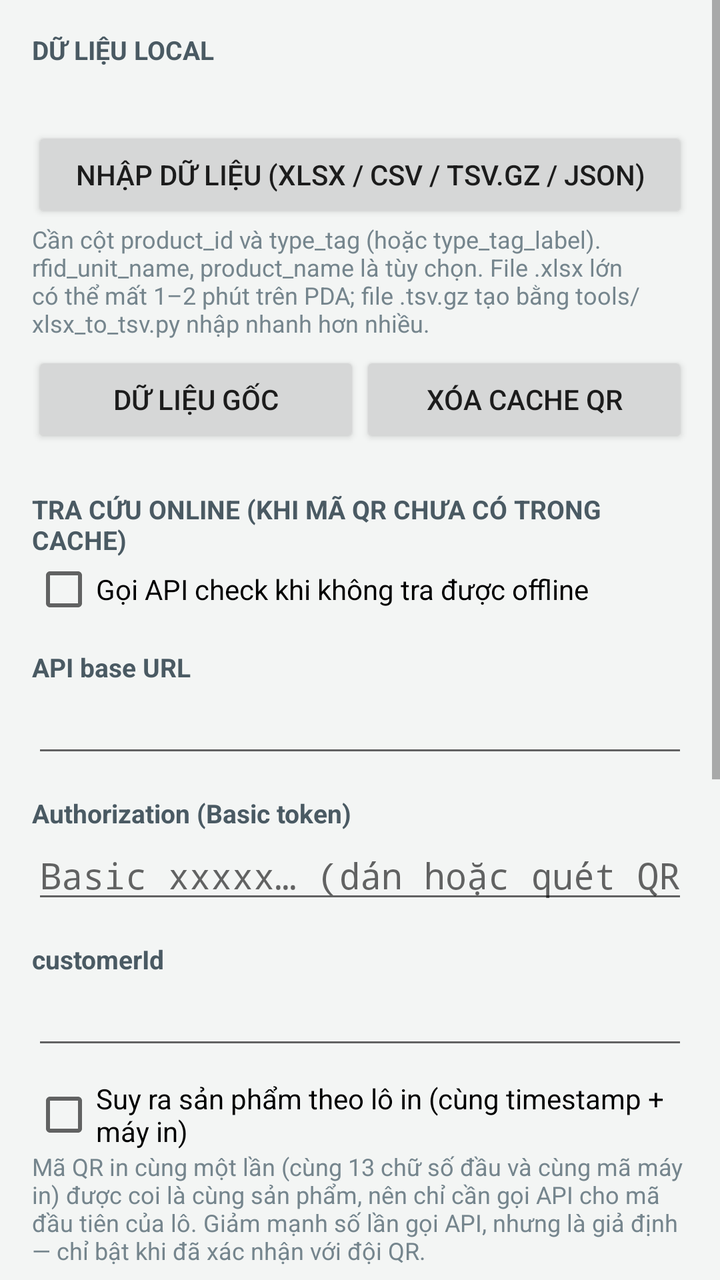
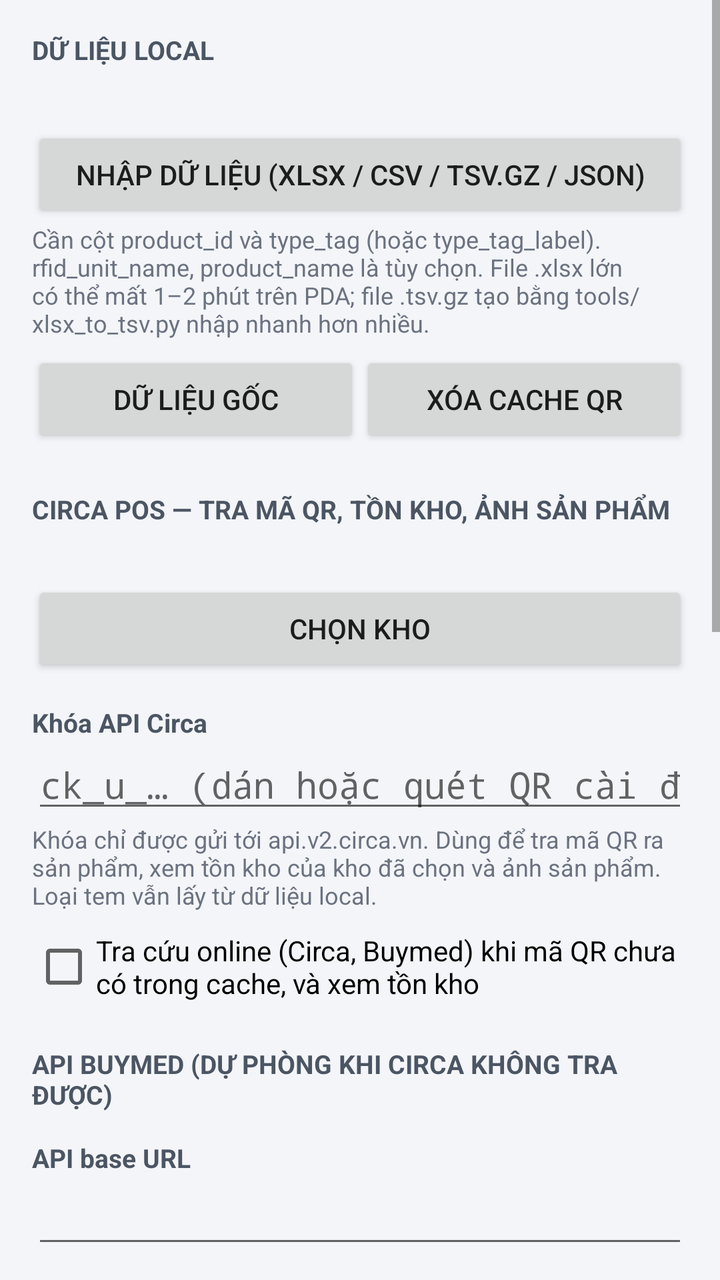

An Android layout rendered at two revisions. The XML below is the earlier revision; the diff shows what the commit changed to produce the second picture.
<!-- AndroidManifest.xml: activity theme SettingsTheme -->
<!-- res/layout/activity_settings.xml -->
<?xml version="1.0" encoding="utf-8"?>
<ScrollView xmlns:android="http://schemas.android.com/apk/res/android"
    android:layout_width="match_parent"
    android:layout_height="match_parent"
    android:background="@color/ground">

    <LinearLayout
        android:layout_width="match_parent"
        android:layout_height="wrap_content"
        android:orientation="vertical"
        android:padding="16dp">

        <TextView
            style="@style/Label"
            android:layout_marginTop="0dp"
            android:text="DỮ LIỆU LOCAL" />

        <TextView
            android:id="@+id/s_data_status"
            android:layout_width="match_parent"
            android:layout_height="wrap_content"
            android:layout_marginTop="4dp"
            android:textColor="@color/ink"
            android:textSize="13sp" />

        <Button
            android:id="@+id/s_import"
            android:layout_width="match_parent"
            android:layout_height="wrap_content"
            android:layout_marginTop="8dp"
            android:text="Nhập dữ liệu (xlsx / csv / tsv.gz / json)" />

        <TextView
            style="@style/Help"
            android:text="Cần cột product_id và type_tag (hoặc type_tag_label). rfid_unit_name, product_name là tùy chọn. File .xlsx lớn có thể mất 1–2 phút trên PDA; file .tsv.gz tạo bằng tools/xlsx_to_tsv.py nhập nhanh hơn nhiều." />

        <LinearLayout
            android:layout_width="match_parent"
            android:layout_height="wrap_content"
            android:layout_marginTop="6dp"
            android:orientation="horizontal">

            <Button
                android:id="@+id/s_reset"
                android:layout_width="0dp"
                android:layout_height="wrap_content"
                android:layout_weight="1"
                android:text="Dữ liệu gốc" />

            <Button
                android:id="@+id/s_clear_cache"
                android:layout_width="0dp"
                android:layout_height="wrap_content"
                android:layout_weight="1"
                android:text="Xóa cache QR" />
        </LinearLayout>

        <TextView
            style="@style/Label"
            android:layout_marginTop="22dp"
            android:text="TRA CỨU ONLINE (KHI MÃ QR CHƯA CÓ TRONG CACHE)" />

        <CheckBox
            android:id="@+id/s_online"
            android:layout_width="match_parent"
            android:layout_height="wrap_content"
            android:text="Gọi API check khi không tra được offline" />

        <TextView style="@style/Label" android:text="API base URL" />
        <EditText
            android:id="@+id/s_base_url"
            android:layout_width="match_parent"
            android:layout_height="wrap_content"
            android:inputType="textUri"
            android:singleLine="true" />

        <TextView style="@style/Label" android:text="Authorization (Basic token)" />
        <EditText
            android:id="@+id/s_token"
            android:layout_width="match_parent"
            android:layout_height="wrap_content"
            android:fontFamily="monospace"
            android:hint="Basic xxxxx… (dán hoặc quét QR cài đặt)"
            android:inputType="textPassword"
            android:singleLine="true" />

        <TextView style="@style/Label" android:text="customerId" />
        <EditText
            android:id="@+id/s_customer"
            android:layout_width="match_parent"
            android:layout_height="wrap_content"
            android:inputType="number"
            android:singleLine="true" />

        <CheckBox
            android:id="@+id/s_batch"
            android:layout_width="match_parent"
            android:layout_height="wrap_content"
            android:layout_marginTop="10dp"
            android:text="Suy ra sản phẩm theo lô in (cùng timestamp + máy in)" />

        <TextView
            style="@style/Help"
            android:text="Mã QR in cùng một lần (cùng 13 chữ số đầu và cùng mã máy in) được coi là cùng sản phẩm, nên chỉ cần gọi API cho mã đầu tiên của lô. Giảm mạnh số lần gọi API, nhưng là giả định — chỉ bật khi đã xác nhận với đội QR." />

        <TextView
            style="@style/Label"
            android:layout_marginTop="22dp"
            android:text="MÁY QUÉT PDA" />

        <TextView
            style="@style/Help"
            android:text="Mặc định app nhận dữ liệu kiểu bàn phím (cấu hình máy quét gửi Enter sau mã) và các broadcast phổ biến của Urovo, iData, Newland, Chainway, Honeywell. Với Zebra DataWedge hoặc máy khác, đặt Intent action = com.buymed.rfidtag.SCAN hoặc nhập action riêng dưới đây." />

        <TextView style="@style/Label" android:text="Broadcast action riêng (tùy chọn)" />
        <EditText
            android:id="@+id/s_action"
            android:layout_width="match_parent"
            android:layout_height="wrap_content"
            android:hint="vd: com.symbol.datawedge.RESULT"
            android:inputType="textNoSuggestions"
            android:singleLine="true" />

        <TextView style="@style/Label" android:text="Tên extra chứa mã (tùy chọn)" />
        <EditText
            android:id="@+id/s_extra"
            android:layout_width="match_parent"
            android:layout_height="wrap_content"
            android:hint="vd: com.symbol.datawedge.data_string"
            android:inputType="textNoSuggestions"
            android:singleLine="true" />

        <CheckBox
            android:id="@+id/s_sound"
            android:layout_width="match_parent"
            android:layout_height="wrap_content"
            android:layout_marginTop="14dp"
            android:text="Âm báo (thường: 1 bíp · gập: 2 bíp · lỗi: âm dài)" />

        <CheckBox
            android:id="@+id/s_vibrate"
            android:layout_width="match_parent"
            android:layout_height="wrap_content"
            android:text="Rung khi lỗi / không có dữ liệu" />

        <Button
            android:id="@+id/s_save"
            android:layout_width="match_parent"
            android:layout_height="wrap_content"
            android:layout_marginTop="18dp"
            android:text="LƯU CÀI ĐẶT" />
    </LinearLayout>
</ScrollView>
<!-- resources referenced by this layout -->
<resources>
  <color name="ground">#F3F5F4</color>
  <color name="ink">#131C22</color>
  <style name="Help">
          <item name="android:layout_width">match_parent</item>
          <item name="android:layout_height">wrap_content</item>
          <item name="android:textSize">12sp</item>
          <item name="android:textColor">#75858D</item>
      </style>
  <style name="Label">
          <item name="android:layout_width">match_parent</item>
          <item name="android:layout_height">wrap_content</item>
          <item name="android:layout_marginTop">14dp</item>
          <item name="android:textSize">13sp</item>
          <item name="android:textStyle">bold</item>
          <item name="android:textColor">#4A5A63</item>
      </style>
  <style name="SettingsTheme" parent="android:Theme.Material.Light.DarkActionBar">
          <item name="android:colorPrimary">#12313F</item>
          <item name="android:colorPrimaryDark">#0B222D</item>
          <item name="android:colorAccent">#1A5E7A</item>
      </style>
</resources>

<!-- the commit's change to res/layout/activity_settings.xml (unified diff, before → after) -->
@@ -58,13 +58,48 @@
         <TextView
             style="@style/Label"
             android:layout_marginTop="22dp"
-            android:text="TRA CỨU ONLINE (KHI MÃ QR CHƯA CÓ TRONG CACHE)" />
+            android:text="CIRCA POS — TRA MÃ QR, TỒN KHO, ẢNH SẢN PHẨM" />
+
+        <TextView
+            android:id="@+id/s_store_status"
+            android:layout_width="match_parent"
+            android:layout_height="wrap_content"
+            android:layout_marginTop="4dp"
+            android:textColor="@color/ink"
+            android:textSize="14sp" />
+
+        <Button
+            android:id="@+id/s_choose_store"
+            android:layout_width="match_parent"
+            android:layout_height="wrap_content"
+            android:layout_marginTop="4dp"
+            android:text="Chọn kho" />
+
+        <TextView style="@style/Label" android:text="Khóa API Circa" />
+        <EditText
+            android:id="@+id/s_circa_key"
+            android:layout_width="match_parent"
+            android:layout_height="wrap_content"
+            android:fontFamily="monospace"
+            android:hint="ck_u_… (dán hoặc quét QR cài đặt)"
+            android:inputType="textPassword"
+            android:singleLine="true" />
+
+        <TextView
+            style="@style/Help"
+            android:text="Khóa chỉ được gửi tới api.v2.circa.vn. Dùng để tra mã QR ra sản phẩm, xem tồn kho của kho đã chọn và ảnh sản phẩm. Loại tem vẫn lấy từ dữ liệu local." />
 
         <CheckBox
             android:id="@+id/s_online"
             android:layout_width="match_parent"
             android:layout_height="wrap_content"
-            android:text="Gọi API check khi không tra được offline" />
+            android:layout_marginTop="10dp"
+            android:text="Tra cứu online (Circa, Buymed) khi mã QR chưa có trong cache, và xem tồn kho" />
+
+        <TextView
+            style="@style/Label"
+            android:layout_marginTop="22dp"
+            android:text="API BUYMED (DỰ PHÒNG KHI CIRCA KHÔNG TRA ĐƯỢC)" />
 
         <TextView style="@style/Label" android:text="API base URL" />
         <EditText
@@ -80,7 +115,7 @@
             android:layout_width="match_parent"
             android:layout_height="wrap_content"
             android:fontFamily="monospace"
-            android:hint="Basic xxxxx… (dán hoặc quét QR cài đặt)"
+            android:hint="Basic xxxxx… (để trống nếu chỉ dùng Circa)"
             android:inputType="textPassword"
             android:singleLine="true" />
 
@@ -101,7 +136,7 @@
 
         <TextView
             style="@style/Help"
-            android:text="Mã QR in cùng một lần (cùng 13 chữ số đầu và cùng mã máy in) được coi là cùng sản phẩm, nên chỉ cần gọi API cho mã đầu tiên của lô. Giảm mạnh số lần gọi API, nhưng là giả định — chỉ bật khi đã xác nhận với đội QR." />
+            android:text="Mã QR in cùng một lần (cùng 13 chữ số đầu và cùng mã máy in) được coi là cùng sản phẩm, nên chỉ cần gọi API cho mã đầu tiên của lô. Chỉ học được từ API Buymed (Circa không trả mã máy in). Là giả định — chỉ bật khi đã xác nhận với đội QR." />
 
         <TextView
             style="@style/Label"
<!-- resource entries referenced after the edit -->
@@ -1,12 +1,12 @@
 <!-- resources referenced by this layout -->
 <resources>
-  <color name="ground">#F3F5F4</color>
-  <color name="ink">#131C22</color>
+  <color name="ground">#F3F5F8</color>
+  <color name="ink">#1F2937</color>
   <style name="Help">
           <item name="android:layout_width">match_parent</item>
           <item name="android:layout_height">wrap_content</item>
           <item name="android:textSize">12sp</item>
-          <item name="android:textColor">#75858D</item>
+          <item name="android:textColor">#6B7280</item>
       </style>
   <style name="Label">
           <item name="android:layout_width">match_parent</item>
@@ -14,12 +14,12 @@
           <item name="android:layout_marginTop">14dp</item>
           <item name="android:textSize">13sp</item>
           <item name="android:textStyle">bold</item>
-          <item name="android:textColor">#4A5A63</item>
+          <item name="android:textColor">#4B5563</item>
       </style>
   <style name="SettingsTheme" parent="android:Theme.Material.Light.DarkActionBar">
-          <item name="android:colorPrimary">#12313F</item>
-          <item name="android:colorPrimaryDark">#0B222D</item>
-          <item name="android:colorAccent">#1A5E7A</item>
+          <item name="android:colorPrimary">#1F5FA8</item>
+          <item name="android:colorPrimaryDark">#174F8C</item>
+          <item name="android:colorAccent">#1F6FC5</item>
       </style>
 </resources>
 
